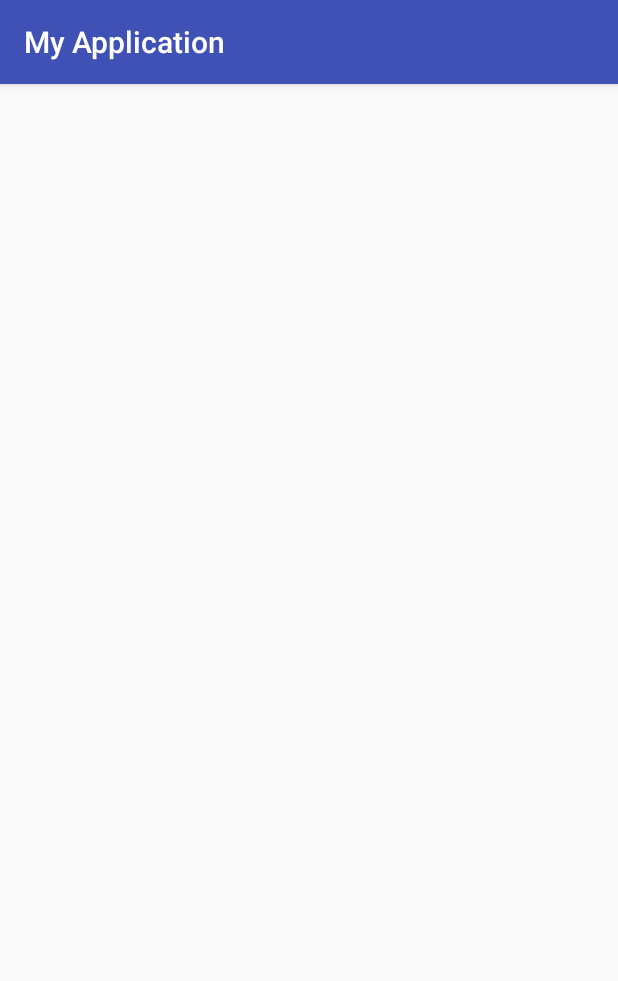
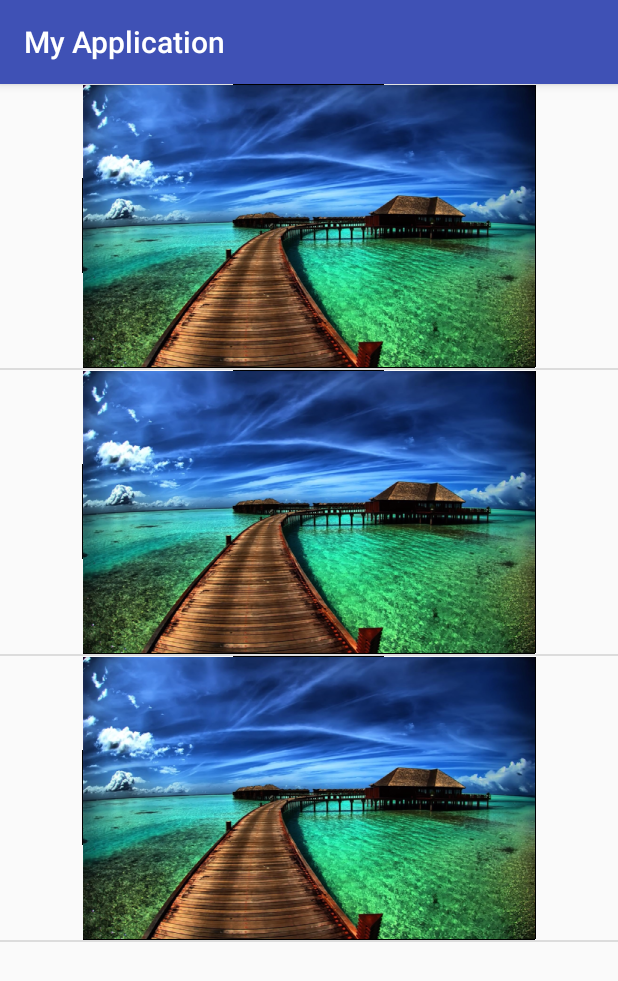
Before and after one commit to ColidoUK/Colido_App, an Android app: the MainActivity screen opened directly, with no data from a screen before it, on a phone screen of 412 x 824 dp. Shown: the top 981 px of the screen. Run offline under Robolectric (Android 15) with nearby library versions, the phone set to English and light mode, and no system bars.

Commit message:
Added custom ListView to second page which is a list of images.

```diff
--- a/app/src/main/java/com/example/shelleyd/myapplication/MainActivity.java
+++ b/app/src/main/java/com/example/shelleyd/myapplication/MainActivity.java
@@ -1,14 +1,29 @@
 package com.example.shelleyd.myapplication;
 
+        import android.content.Context;
+        import android.media.Image;
         import android.os.Bundle;
+        import android.support.annotation.NonNull;
+        import android.support.annotation.Nullable;
         import android.support.design.widget.FloatingActionButton;
         import android.support.design.widget.Snackbar;
         import android.support.v7.app.AppCompatActivity;
         import android.support.v7.widget.Toolbar;
+        import android.util.Log;
+        import android.view.LayoutInflater;
         import android.view.View;
+        import android.view.ViewGroup;
+        import android.widget.ArrayAdapter;
+        import android.widget.ImageView;
+        import android.widget.ListView;
+        import android.widget.ScrollView;
         import android.widget.TextView;
 
 public class MainActivity extends AppCompatActivity {
+
+    int[]images={R.drawable.high_res_image,/*R.drawable.compactfront,R.drawable.front2plus,R.drawable.m2020,R.drawable.x3045*/ R.drawable.high_res_image, R.drawable.high_res_image};
+
+    ListView myListView;
 
     @Override
     protected void onCreate(Bundle savedInstanceState) {
@@ -17,24 +32,57 @@ public class MainActivity extends AppCompatActivity {
         Toolbar toolbar = (Toolbar) findViewById(R.id.toolbar);
         setSupportActionBar(toolbar);
 
-        TextView printerText = (TextView) findViewById(R.id.textView);
-
-        String printerName;
-        if (savedInstanceState == null) {
-            Bundle extras = getIntent().getExtras();
-            if (extras == null) {
-                printerName = null;
-            }
-            else {
-                printerName = extras.getString("PRINTER_NAME");
-            }
-        }
-        else {
-            printerName = (String) savedInstanceState.getSerializable("PRINTER_NAME");
-        }
-
-        printerText.setText(printerName);
+        myListView = (ListView) findViewById(R.id.myList);
+        MyAdapter adapter = new MyAdapter (MainActivity.this, images);
+        myListView.setAdapter(adapter);
 
     }
 
+    class MyAdapter extends ArrayAdapter<String> {
+
+        Context context;
+        int[]images;
+        int count = 0;
+
+        public  MyAdapter(Context context, int imgs[]) {
+            super(MainActivity.this, R.layout.image_list_row);
+            this.context = MainActivity.this;
+            this.images = imgs;
+        }
+
+        @Override
+        public int getCount() {
+            return images.length;
+        }
+
+        class ViewHolder {
+
+            private ImageView myImage;
+        }
+        @Override
+        @NonNull
+        public View getView(int position, View convertView, ViewGroup parent) {
+
+            ViewHolder myViewHolder;
+
+            if (convertView == null) {
+
+                myViewHolder = new ViewHolder();
+
+                LayoutInflater myInflater = (LayoutInflater) context.getSystemService(Context.LAYOUT_INFLATER_SERVICE);
+                convertView = myInflater.inflate(R.layout.image_list_row, parent, false);
+                myViewHolder.myImage = (ImageView) convertView.findViewById(R.id.listImage);
+                convertView.setTag(myViewHolder);
+            }
+            else {
+                myViewHolder = (ViewHolder) convertView.getTag();
+            }
+            Log.d("Plates", "Count: " + count++);
+
+            myViewHolder.myImage.setImageResource(images[position]);
+
+            return convertView;
+        }
+    }
+
 }
--- a/app/src/main/res/layout/activity_main.xml
+++ b/app/src/main/res/layout/activity_main.xml
@@ -22,6 +22,28 @@
     </android.support.design.widget.AppBarLayout>
 
     <include layout="@layout/content_main" />
+<!--
+    <android.support.v4.widget.DrawerLayout
+        xmlns:android="http://schemas.android.com/apk/res/android"
+        android:id="@+id/drawer_layout"
+        android:layout_height="match_parent"
+        android:layout_width="match_parent">
 
+        <FrameLayout
+            android:id="@+id/content_frame"
+            android:layout_width="match_parent"
+            android:layout_height="match_parent"/>
 
+        <ListView
+            android:id="@+id/left_drawer"
+            android:layout_width="240dp"
+            android:layout_height="match_parent"
+            android:layout_gravity="start"
+            android:choiceMode="singleChoice"
+            android:divider="@android:color/transparent"
+            android:dividerHeight="0dp"
+            android:background="#111"/>
+
+    </android.support.v4.widget.DrawerLayout>
+-->
 </android.support.design.widget.CoordinatorLayout>
--- a/app/src/main/res/layout/content_choose_printer.xml
+++ b/app/src/main/res/layout/content_choose_printer.xml
@@ -11,7 +11,8 @@
     android:paddingTop="@dimen/activity_vertical_margin"
     app:layout_behavior="@string/appbar_scrolling_view_behavior"
     tools:context="com.example.shelleyd.myapplication.MainActivity"
-    tools:showIn="@layout/activity_choose_printer">
+    tools:showIn="@layout/activity_choose_printer"
+    tools:background="@android:color/darker_gray">
 
     <ImageButton
         android:layout_width="125dp"
--- a/app/src/main/res/layout/content_main.xml
+++ b/app/src/main/res/layout/content_main.xml
@@ -1,26 +1,20 @@
 <?xml version="1.0" encoding="utf-8"?>
-<RelativeLayout xmlns:android="http://schemas.android.com/apk/res/android"
+<LinearLayout xmlns:android="http://schemas.android.com/apk/res/android"
     xmlns:app="http://schemas.android.com/apk/res-auto"
     xmlns:tools="http://schemas.android.com/tools"
     android:id="@+id/content_main"
     android:layout_width="match_parent"
     android:layout_height="match_parent"
-    android:paddingBottom="@dimen/activity_vertical_margin"
-    android:paddingLeft="@dimen/activity_horizontal_margin"
-    android:paddingRight="@dimen/activity_horizontal_margin"
-    android:paddingTop="@dimen/activity_vertical_margin"
+    android:orientation="vertical"
     app:layout_behavior="@string/appbar_scrolling_view_behavior"
     tools:context="com.example.shelleyd.myapplication.MainActivity"
     tools:showIn="@layout/activity_main">
 
+    <ListView
+        android:layout_width="match_parent"
+        android:layout_height="0dp"
+        android:id="@+id/myList"
+        android:layout_gravity="center_vertical"
+        android:layout_weight="1" />
 
-    <TextView
-        android:text=""
-        android:layout_width="wrap_content"
-        android:layout_height="wrap_content"
-        android:layout_centerVertical="true"
-        android:layout_centerHorizontal="true"
-        android:id="@+id/textView"
-        tools:textSize="52sp"
-        android:textStyle="bold" />
-</RelativeLayout>
+</LinearLayout>
--- /dev/null
+++ b/app/src/main/res/layout/image_list_row.xml
@@ -0,0 +1,14 @@
+<?xml version="1.0" encoding="utf-8"?>
+<LinearLayout xmlns:android="http://schemas.android.com/apk/res/android"
+    android:orientation="vertical"
+    android:layout_width="match_parent"
+    android:layout_height="match_parent">
+
+    <ImageView
+        android:layout_width="match_parent"
+        android:layout_height="0dp"
+        android:layout_margin="0dp"
+        android:src="@drawable/diy"
+        android:layout_weight="1"
+        android:id="@+id/listImage"/>
+</LinearLayout>
--- a/build.gradle
+++ b/build.gradle
@@ -5,7 +5,7 @@ buildscript {
         jcenter()
     }
     dependencies {
-        classpath 'com.android.tools.build:gradle:2.2.2'
+        classpath 'com.android.tools.build:gradle:2.2.3'
 
         // NOTE: Do not place your application dependencies here; they belong
         // in the individual module build.gradle files
```
Also changed, not shown: app/src/main/res/drawable-hdpi/high_res_image.png (added), app/src/main/res/drawable-mdpi/high_res_image.png (added), app/src/main/res/drawable-xhdpi/high_res_image.png (added), app/src/main/res/drawable-xxhdpi/high_res_image.png (added).
